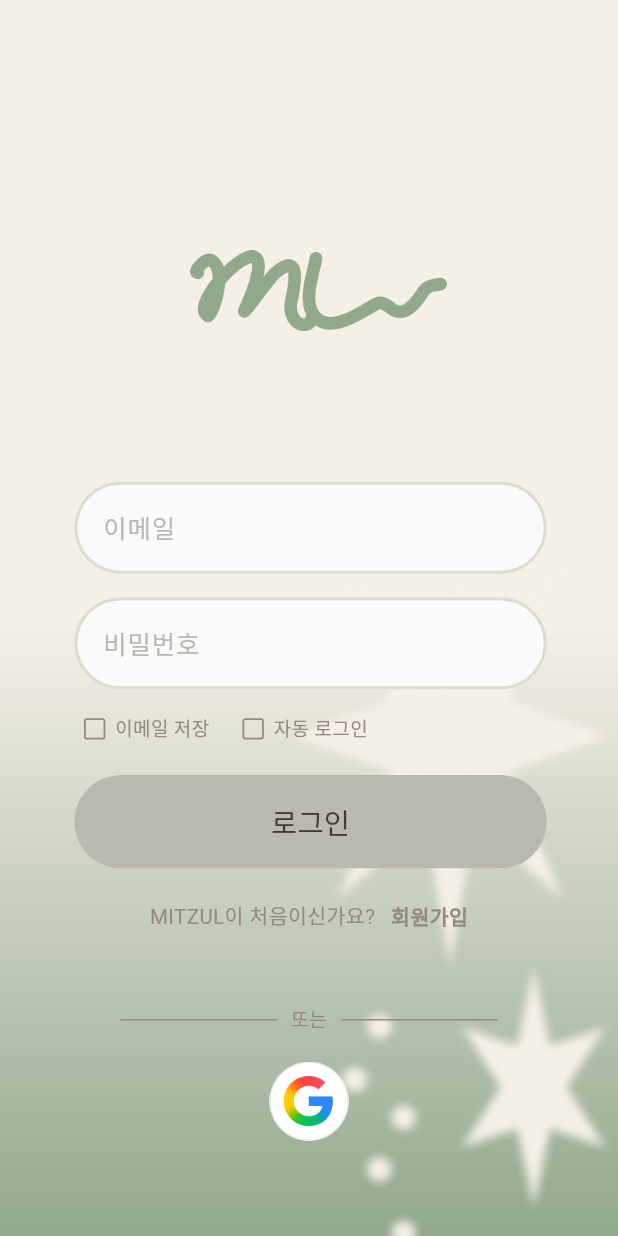
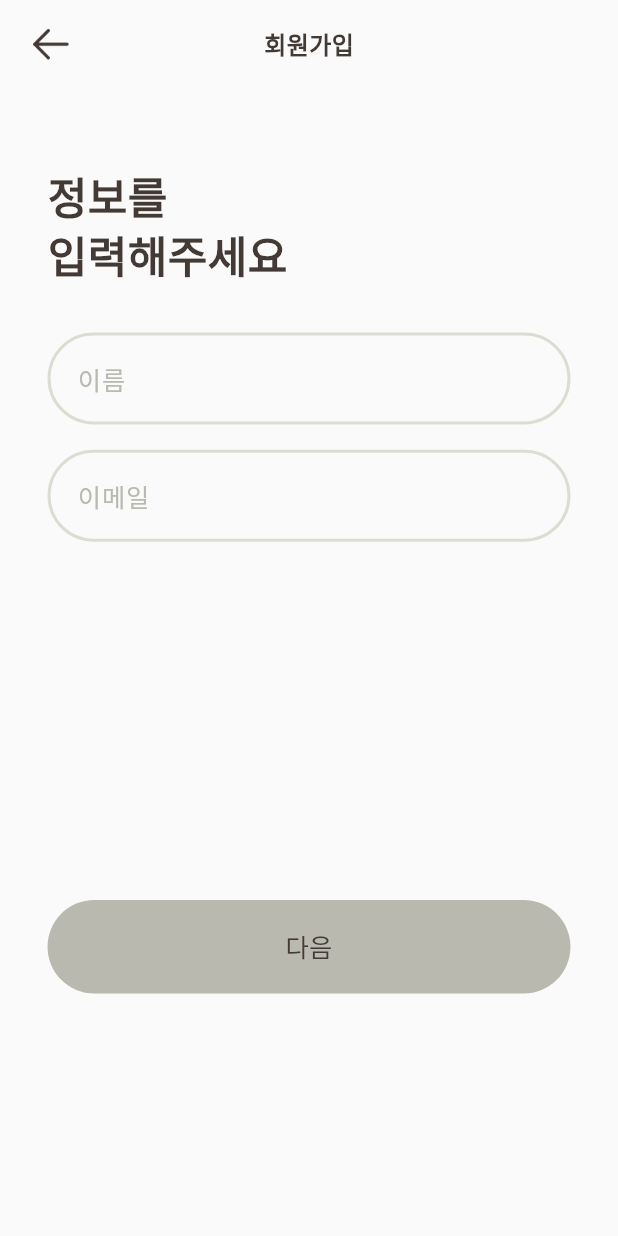
Before and after one commit to mimikeye/mitzul_project, a Flutter app: the screen it shows after launch, after a tap on "회원가입", on a phone screen of 412 x 824 dp. Run offline on Flutter 3.47's test engine with Material 3 defaults, Android fonts, the phone set to English and light mode, and no system bars; Roboto replaces fonts that are missing (Pretendard); project files that could hold a hidden picture were left out.

Commit message:
feat: signup page

```diff
--- a/lib/screens/login_screen.dart
+++ b/lib/screens/login_screen.dart
@@ -2,6 +2,7 @@
 import 'package:flutter/material.dart';
 
 import '../constants/app_colors.dart';
+import 'signup_screen.dart';
 
 class LoginScreen extends StatefulWidget {
   const LoginScreen({super.key});
@@ -208,7 +209,12 @@ class _LoginScreenState extends State<LoginScreen> {
                     SizedBox(width: 10 * scale),
                     GestureDetector(
                       onTap: () {
-                        // 추후 회원가입 화면 연결
+                        Navigator.push(
+                          context,
+                          MaterialPageRoute(
+                            builder: (context) => const SignupScreen(),
+                          ),
+                        );
                       },
                       child: Text(
                         '회원가입',
--- /dev/null
+++ b/lib/screens/signup_screen.dart
@@ -0,0 +1,411 @@
+import 'package:flutter/material.dart';
+
+import '../constants/app_colors.dart';
+
+class SignupScreen extends StatefulWidget {
+  const SignupScreen({super.key});
+
+  @override
+  State<SignupScreen> createState() => _SignupScreenState();
+}
+
+class _SignupScreenState extends State<SignupScreen> {
+  int _currentStep = 0;
+
+  final TextEditingController _nameController =
+      TextEditingController();
+  final TextEditingController _emailController =
+      TextEditingController();
+  final TextEditingController _passwordController =
+      TextEditingController();
+  final TextEditingController _confirmPasswordController =
+      TextEditingController();
+
+  final FocusNode _nameFocus = FocusNode();
+  final FocusNode _emailFocus = FocusNode();
+  final FocusNode _passwordFocus = FocusNode();
+  final FocusNode _confirmPasswordFocus = FocusNode();
+
+  bool _showPassword = false;
+  bool _showConfirmPassword = false;
+
+  @override
+  void initState() {
+    super.initState();
+
+    _nameController.addListener(_updateState);
+    _emailController.addListener(_updateState);
+    _passwordController.addListener(_updateState);
+    _confirmPasswordController.addListener(_updateState);
+  }
+
+  void _updateState() {
+    if (mounted) {
+      setState(() {});
+    }
+  }
+
+  bool get _isFirstStepValid {
+    return _nameController.text.trim().isNotEmpty &&
+        _emailController.text.trim().isNotEmpty;
+  }
+
+  bool get _isSecondStepValid {
+    return _passwordController.text.isNotEmpty &&
+        _confirmPasswordController.text.isNotEmpty &&
+        _passwordController.text ==
+            _confirmPasswordController.text;
+  }
+
+  @override
+  void dispose() {
+    _nameController.dispose();
+    _emailController.dispose();
+    _passwordController.dispose();
+    _confirmPasswordController.dispose();
+
+    _nameFocus.dispose();
+    _emailFocus.dispose();
+    _passwordFocus.dispose();
+    _confirmPasswordFocus.dispose();
+
+    super.dispose();
+  }
+
+  void _goToNextStep() {
+    if (_currentStep == 0) {
+      FocusScope.of(context).unfocus();
+
+      setState(() {
+        _currentStep = 1;
+      });
+    } else {
+      // 추후 Firebase 회원가입 연결
+    }
+  }
+
+  void _goToPreviousStep() {
+    FocusScope.of(context).unfocus();
+
+    if (_currentStep == 1) {
+      setState(() {
+        _currentStep = 0;
+      });
+    } else {
+      Navigator.pop(context);
+    }
+  }
+
+  @override
+  Widget build(BuildContext context) {
+    final double scale =
+        MediaQuery.of(context).size.width / 390;
+
+    final bool isButtonEnabled = _currentStep == 0
+        ? _isFirstStepValid
+        : _isSecondStepValid;
+
+    return Scaffold(
+      backgroundColor: AppColors.lockBackground,
+      body: SafeArea(
+        child: Column(
+          children: [
+            // 상단 앱바
+            SizedBox(
+              width: double.infinity,
+              height: 56 * scale,
+              child: Stack(
+                alignment: Alignment.center,
+                children: [
+                  const Text(
+                    '회원가입',
+                    style: TextStyle(
+                      color: AppColors.text,
+                      fontSize: 16,
+                      fontWeight: FontWeight.w600,
+                    ),
+                  ),
+                  Positioned(
+                    left: 21 * scale,
+                    child: GestureDetector(
+                      onTap: _goToPreviousStep,
+                      child: Image.asset(
+                        'assets/images/back_arrow.png',
+                        width: 22.35 * scale,
+                        height: 19.3 * scale,
+                        fit: BoxFit.contain,
+                      ),
+                    ),
+                  ),
+                ],
+              ),
+            ),
+
+            // 화면 내용
+            Expanded(
+              child: Padding(
+                padding: EdgeInsets.symmetric(
+                  horizontal: 30 * scale,
+                ),
+                child: Column(
+                  crossAxisAlignment: CrossAxisAlignment.start,
+                  children: [
+                    SizedBox(height: 50 * scale),
+
+                    // 제목
+                    Text(
+                      _currentStep == 0
+                          ? '정보를\n입력해주세요'
+                          : '비밀번호를\n만들어주세요',
+                      style: TextStyle(
+                        color: AppColors.text,
+                        fontSize: 27.21 * scale,
+                        height: 1.35,
+                        fontWeight: FontWeight.w700,
+                      ),
+                    ),
+
+                    SizedBox(height: 30 * scale),
+
+                    // 첫 번째 단계
+                    if (_currentStep == 0) ...[
+                      _buildTextField(
+                        controller: _nameController,
+                        focusNode: _nameFocus,
+                        hintText: '이름',
+                        scale: scale,
+                      ),
+                      SizedBox(height: 16 * scale),
+                      _buildTextField(
+                        controller: _emailController,
+                        focusNode: _emailFocus,
+                        hintText: '이메일',
+                        scale: scale,
+                      ),
+                    ],
+
+                    // 두 번째 단계
+                    if (_currentStep == 1) ...[
+                      _buildTextField(
+                        controller: _passwordController,
+                        focusNode: _passwordFocus,
+                        hintText: '비밀번호',
+                        isPassword: true,
+                        isObscured: !_showPassword,
+                        onTogglePassword: () {
+                          setState(() {
+                            _showPassword = !_showPassword;
+                          });
+                        },
+                        scale: scale,
+                      ),
+                      SizedBox(height: 16 * scale),
+                      _buildTextField(
+                        controller: _confirmPasswordController,
+                        focusNode: _confirmPasswordFocus,
+                        hintText: '비밀번호 확인',
+                        isPassword: true,
+                        isObscured: !_showConfirmPassword,
+                        onTogglePassword: () {
+                          setState(() {
+                            _showConfirmPassword =
+                                !_showConfirmPassword;
+                          });
+                        },
+                        scale: scale,
+                      ),
+
+                      if (_confirmPasswordController.text.isNotEmpty &&
+                          _passwordController.text !=
+                              _confirmPasswordController.text) ...[
+                        SizedBox(height: 7 * scale),
+                        Padding(
+                          padding: EdgeInsets.only(left: 17 * scale),
+                          child: Text(
+                            '비밀번호가 일치하지 않습니다.',
+                            style: TextStyle(
+                              color: const Color(0xFF905B58),
+                              fontSize: 12 * scale,
+                              fontWeight: FontWeight.w400,
+                            ),
+                          ),
+                        ),
+                      ],
+                    ],
+
+                    const Spacer(),
+
+                    // 다음 / 확인 버튼
+                    SizedBox(
+                      width: double.infinity,
+                      height: 59 * scale,
+                      child: ElevatedButton(
+                        onPressed: isButtonEnabled
+                            ? _goToNextStep
+                            : null,
+                        style: ElevatedButton.styleFrom(
+                          elevation: 0,
+                          backgroundColor: AppColors.green,
+                          disabledBackgroundColor:
+                              AppColors.disabled,
+                          foregroundColor: AppColors.text,
+                          disabledForegroundColor:
+                              AppColors.text,
+                          shape: const StadiumBorder(),
+                          padding: EdgeInsets.zero,
+                        ),
+                        child: Text(
+                          _currentStep == 0 ? '다음' : '확인',
+                          style: TextStyle(
+                            fontSize: 16 * scale,
+                            fontWeight: FontWeight.w500,
+                          ),
+                        ),
+                      ),
+                    ),
+
+                    SizedBox(height: 153 * scale),
+                  ],
+                ),
+              ),
+            ),
+          ],
+        ),
+      ),
+    );
+  }
+
+  // 로그인 화면과 동일한 입력창 구조
+  Widget _buildTextField({
+    required TextEditingController controller,
+    required FocusNode focusNode,
+    required String hintText,
+    required double scale,
+    bool isPassword = false,
+    bool isObscured = false,
+    VoidCallback? onTogglePassword,
+  }) {
+    return AnimatedBuilder(
+      animation: focusNode,
+      builder: (context, child) {
+        final bool hasLabel =
+            focusNode.hasFocus ||
+            controller.text.isNotEmpty;
+
+        final bool isActive =
+            focusNode.hasFocus ||
+            controller.text.isNotEmpty;
+
+        Widget buildInput() {
+          return TextField(
+            controller: controller,
+            focusNode: focusNode,
+            obscureText: isPassword && isObscured,
+            minLines: 1,
+            maxLines: 1,
+            cursorHeight: 17 * scale,
+            textAlignVertical: TextAlignVertical.center,
+            style: TextStyle(
+              color: AppColors.text,
+              fontSize: 16 * scale,
+              fontWeight: FontWeight.w500,
+            ),
+            decoration: InputDecoration(
+              isCollapsed: true,
+              hintText: hasLabel ? null : hintText,
+              hintStyle: TextStyle(
+                color: AppColors.disabled,
+                fontSize: 16 * scale,
+              ),
+              border: InputBorder.none,
+            ),
+          );
+        }
+
+        return Container(
+          height: 58 * scale,
+          decoration: BoxDecoration(
+            color: AppColors.lockBackground,
+            borderRadius: BorderRadius.circular(40),
+            border: Border.all(
+              color: isActive
+                  ? AppColors.green
+                  : AppColors.border,
+              width: 2,
+            ),
+          ),
+          padding: EdgeInsets.symmetric(
+            horizontal: 17 * scale,
+            vertical: hasLabel ? 5 * scale : 0,
+          ),
+          child: hasLabel
+              ? Column(
+                  crossAxisAlignment:
+                      CrossAxisAlignment.start,
+                  children: [
+                    Text(
+                      hintText,
+                      style: TextStyle(
+                        color: AppColors.disabled,
+                        fontSize: 12 * scale,
+                      ),
+                    ),
+                    Expanded(
+                      child: Row(
+                        children: [
+                          Expanded(
+                            child: buildInput(),
+                          ),
+
+                          // 비밀번호 표시 / 숨김
+                          if (isPassword)
+                            Transform.translate(
+                              offset: Offset(0, -6 * scale),
+                              child: GestureDetector(
+                                onTap: onTogglePassword,
+                                child: Padding(
+                                  padding: EdgeInsets.only(
+                                    right: 8 * scale,
+                                  ),
+                                  child: Icon(
+                                    isObscured
+                                        ? Icons.visibility_off_outlined
+                                        : Icons.visibility_outlined,
+                                    color: AppColors.disabled,
+                                    size: 17 * scale,
+                                  ),
+                                ),
+                              ),
+                            ),
+
+                          // 입력값 삭제 버튼
+                          if (controller.text.isNotEmpty)
+                            Transform.translate(
+                              offset: Offset(0, -6 * scale),
+                              child: GestureDetector(
+                                onTap: controller.clear,
+                                child: Padding(
+                                  padding: EdgeInsets.only(
+                                    left: 8 * scale,
+                                  ),
+                                  child: Icon(
+                                    Icons.cancel,
+                                    color: Colors.grey,
+                                    size: 17 * scale,
+                                  ),
+                                ),
+                              ),
+                            ),
+                        ],
+                      ),
+                    ),
+                  ],
+                )
+              : Center(
+                  child: buildInput(),
+                ),
+        );
+      },
+    );
+  }
+}
```
Also changed, not shown: assets/images/back_arrow.png (added).
